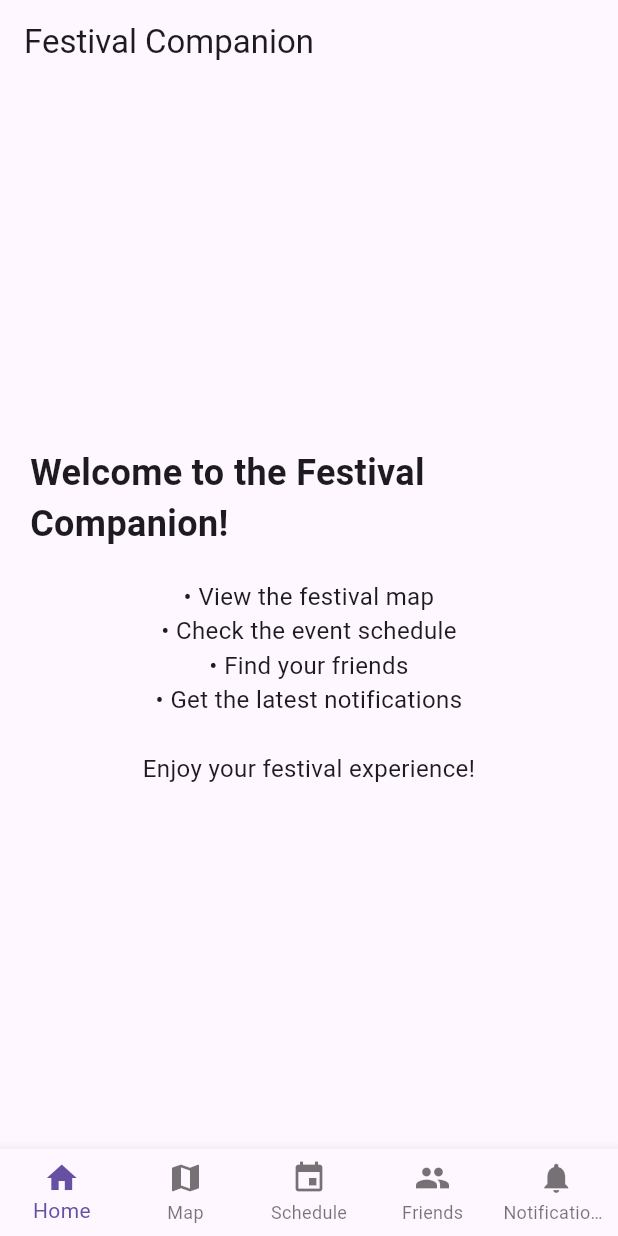
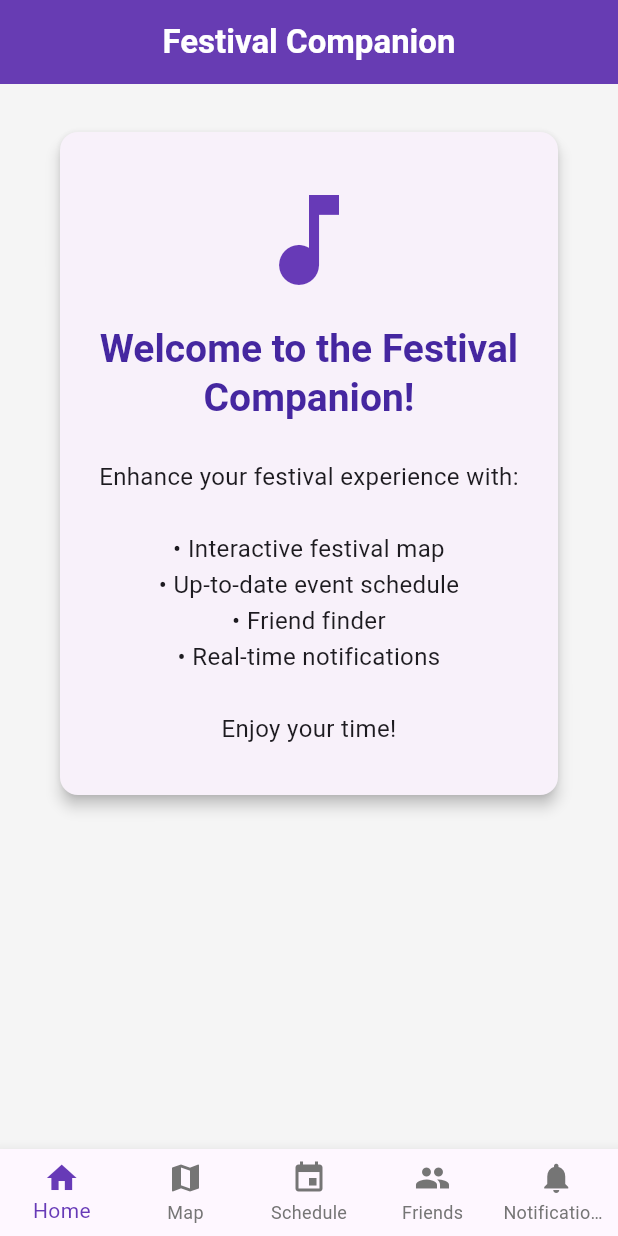
Before and after one commit to bobotiq/Festival-Companion, a Flutter app: the screen it shows after launch, on a phone screen of 412 x 824 dp. Run offline on Flutter 3.47's test engine with Material 3 defaults, Android fonts, the phone set to English and light mode, and no system bars.

Commit message:
Small UI changes

```diff
--- a/analysis_options.yaml
+++ b/analysis_options.yaml
@@ -7,6 +7,9 @@
 
 # The following line activates a set of recommended lints for Flutter apps,
 # packages, and plugins designed to encourage good coding practices.
+analyzer:
+  errors:
+    use_key_in_widget_constructors: ignore
 include: package:flutter_lints/flutter.yaml
 
 linter:
--- a/lib/main.dart
+++ b/lib/main.dart
@@ -7,7 +7,34 @@
   Widget build(BuildContext context) {
     return MaterialApp(
       title: 'Festival Companion',
-      theme: ThemeData(primarySwatch: Colors.deepPurple),
+      theme: ThemeData(
+        colorScheme: ColorScheme.fromSeed(seedColor: Colors.deepPurple),
+        useMaterial3: true,
+        scaffoldBackgroundColor: Colors.grey[100],
+        appBarTheme: AppBarTheme(
+          backgroundColor: Colors.deepPurple,
+          elevation: 4,
+          centerTitle: true,
+          titleTextStyle: TextStyle(
+            fontSize: 22,
+            fontWeight: FontWeight.bold,
+            color: Colors.white,
+          ),
+          iconTheme: IconThemeData(color: Colors.white),
+        ),
+        cardTheme: CardTheme(
+          elevation: 4,
+          margin: EdgeInsets.symmetric(horizontal: 16, vertical: 8),
+          shape: RoundedRectangleBorder(
+            borderRadius: BorderRadius.circular(12),
+          ),
+        ),
+        textTheme: TextTheme(
+          titleLarge: TextStyle(fontSize: 18, fontWeight: FontWeight.w600),
+          titleMedium: TextStyle(fontSize: 14, color: Colors.grey),
+          bodyMedium: TextStyle(fontSize: 16),
+        ),
+      ),
       home: MainScreen(),
       debugShowCheckedModeBanner: false,
     );
@@ -45,6 +72,9 @@
         currentIndex: _selectedIndex,
         onTap: _onItemTapped,
         type: BottomNavigationBarType.fixed,
+        selectedItemColor: Colors.deepPurple,
+        unselectedItemColor: Colors.grey[600],
+        showUnselectedLabels: true,
         items: const [
           BottomNavigationBarItem(icon: Icon(Icons.home), label: 'Home'),
           BottomNavigationBarItem(icon: Icon(Icons.map), label: 'Map'),
@@ -60,55 +90,42 @@
   }
 }
 
-// Home Screen
+// Home Screen with card and better typography
 class HomeScreen extends StatelessWidget {
   @override
   Widget build(BuildContext context) {
-    return Center(
+    return SingleChildScrollView(
+      padding: EdgeInsets.all(24),
+      child: Card(
         child: Padding(
-        padding: EdgeInsets.all(20),
+          padding: EdgeInsets.symmetric(vertical: 32, horizontal: 24),
           child: Column(
-          mainAxisAlignment: MainAxisAlignment.center,
+            mainAxisSize: MainAxisSize.min,
             children: [
+              Icon(Icons.music_note, size: 80, color: Colors.deepPurple),
+              SizedBox(height: 16),
               Text(
                 'Welcome to the Festival Companion!',
-              style: TextStyle(fontSize: 24, fontWeight: FontWeight.bold),
+                style: Theme.of(context).textTheme.titleLarge?.copyWith(
+                  fontSize: 26,
+                  color: Colors.deepPurple[800],
                 ),
-            SizedBox(height: 20),
+                textAlign: TextAlign.center,
+              ),
+              SizedBox(height: 24),
               Text(
-              '• View the festival map\n'
-              '• Check the event schedule\n'
-              '• Find your friends\n'
-              '• Get the latest notifications\n\n'
-              'Enjoy your festival experience!',
-              style: TextStyle(fontSize: 16),
+                'Enhance your festival experience with:\n\n'
+                '• Interactive festival map\n'
+                '• Up-to-date event schedule\n'
+                '• Friend finder\n'
+                '• Real-time notifications\n\n'
+                'Enjoy your time!',
+                style: Theme.of(
+                  context,
+                ).textTheme.bodyMedium?.copyWith(height: 1.5),
                 textAlign: TextAlign.center,
               ),
             ],
-        ),
-      ),
-    );
-  }
-}
-
-// Map Screen
-class MapScreen extends StatelessWidget {
-  @override
-  Widget build(BuildContext context) {
-    return Center(
-      // If you have an image, uncomment the next lines and add the image to assets.
-      // child: Image.asset(
-      //   'assets/festival_map.png',
-      //   fit: BoxFit.contain,
-      // ),
-      child: Container(
-        width: 300,
-        height: 400,
-        color: Colors.deepPurple[100],
-        child: Center(
-          child: Text(
-            'Festival Map Coming Soon',
-            style: TextStyle(fontSize: 20, color: Colors.deepPurple[800]),
           ),
         ),
       ),
@@ -116,7 +133,39 @@
   }
 }
 
-// Schedule Screen
+// Map Screen with styled placeholder
+class MapScreen extends StatelessWidget {
+  @override
+  Widget build(BuildContext context) {
+    return Center(
+      child: Card(
+        margin: EdgeInsets.all(24),
+        shape: RoundedRectangleBorder(borderRadius: BorderRadius.circular(16)),
+        elevation: 6,
+        child: Container(
+          width: double.infinity,
+          height: 400,
+          decoration: BoxDecoration(
+            borderRadius: BorderRadius.circular(16),
+            color: Colors.deepPurple[50],
+          ),
+          child: Center(
+            child: Text(
+              'Festival Map Coming Soon',
+              style: TextStyle(
+                fontSize: 22,
+                color: Colors.deepPurple[300],
+                fontWeight: FontWeight.w600,
+              ),
+            ),
+          ),
+        ),
+      ),
+    );
+  }
+}
+
+// Schedule Screen with cards and icons
 class ScheduleScreen extends StatelessWidget {
   final List<Map<String, String>> events = [
     {"time": "12:00", "title": "Opening Ceremony", "stage": "Main Stage"},
@@ -129,39 +178,88 @@
   @override
   Widget build(BuildContext context) {
     return ListView.builder(
+      padding: EdgeInsets.symmetric(vertical: 12),
       itemCount: events.length,
       itemBuilder: (context, index) {
         final event = events[index];
-        return ListTile(
-          leading: Icon(Icons.event),
-          title: Text(event["title"] ?? ""),
+        return Card(
+          child: ListTile(
+            leading: CircleAvatar(
+              backgroundColor: Colors.deepPurple,
+              child: Text(
+                event["time"]!.split(':')[0],
+                style: TextStyle(
+                  color: Colors.white,
+                  fontWeight: FontWeight.bold,
+                ),
+              ),
+            ),
+            title: Text(
+              event["title"] ?? "",
+              style: TextStyle(fontWeight: FontWeight.w600),
+            ),
             subtitle: Text('${event["time"]} - ${event["stage"]}'),
+            trailing: Icon(
+              Icons.arrow_forward_ios,
+              size: 16,
+              color: Colors.deepPurple,
+            ),
+            onTap: () {
+              // Placeholder for event details
+              ScaffoldMessenger.of(context).showSnackBar(
+                SnackBar(
+                  content: Text('Details for "${event["title"]}" coming soon!'),
+                ),
+              );
+            },
+          ),
         );
       },
     );
   }
 }
 
-// Friends Screen
+// Friends Screen with cards and avatars
 class FriendsScreen extends StatelessWidget {
   final List<String> friends = ["Alex", "Samira", "Jasper", "Lotte", "Chen"];
 
   @override
   Widget build(BuildContext context) {
     return ListView.builder(
+      padding: EdgeInsets.symmetric(vertical: 12),
       itemCount: friends.length,
       itemBuilder: (context, index) {
-        return ListTile(
-          leading: Icon(Icons.person),
-          title: Text(friends[index]),
+        final friend = friends[index];
+        return Card(
+          child: ListTile(
+            leading: CircleAvatar(
+              backgroundColor: Colors.deepPurple,
+              child: Text(
+                friend[0],
+                style: TextStyle(
+                  color: Colors.white,
+                  fontWeight: FontWeight.bold,
+                ),
+              ),
+            ),
+            title: Text(friend, style: TextStyle(fontWeight: FontWeight.w600)),
             subtitle: Text("At the festival"),
+            trailing: Icon(Icons.location_on, color: Colors.deepPurple),
+            onTap: () {
+              ScaffoldMessenger.of(context).showSnackBar(
+                SnackBar(
+                  content: Text('Location sharing for $friend coming soon!'),
+                ),
+              );
+            },
+          ),
         );
       },
     );
   }
 }
 
-// Notifications Screen
+// Notifications Screen with cards and icons
 class NotificationsScreen extends StatelessWidget {
   final List<String> notifications = [
     "Welcome to the festival!",
@@ -173,11 +271,14 @@
   @override
   Widget build(BuildContext context) {
     return ListView.builder(
+      padding: EdgeInsets.symmetric(vertical: 12),
       itemCount: notifications.length,
       itemBuilder: (context, index) {
-        return ListTile(
-          leading: Icon(Icons.notifications),
+        return Card(
+          child: ListTile(
+            leading: Icon(Icons.notifications, color: Colors.deepPurple),
             title: Text(notifications[index]),
+          ),
         );
       },
     );
```
Lines whose indentation alone changed are shown as unchanged.
